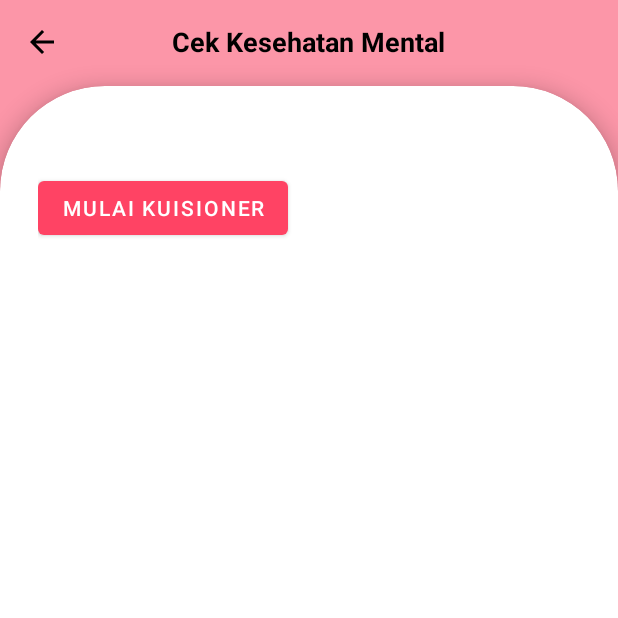
After one commit to Soul-Sync/soul-sync-android, an Android app: the QuestionnaireActivity screen opened directly, with no data from a screen before it, on a phone screen of 412 x 824 dp, the top half of it. The commit adds this screen. Run offline under Robolectric (Android 15) with nearby library versions, the phone set to English and light mode, and no system bars.

Commit message:
layout kuisioner

```diff
--- a/app/src/main/AndroidManifest.xml
+++ b/app/src/main/AndroidManifest.xml
@@ -14,6 +14,9 @@
         android:supportsRtl="true"
         android:theme="@style/Theme.SoulSync"
         tools:targetApi="31">
+        <activity
+            android:name=".ui.questionnaire.QuestionnaireActivity"
+            android:exported="false" />
         <activity
             android:name=".ui.article.DetailArticleActivity"
             android:exported="false" />
--- a/app/src/main/java/com/dicoding/soulsync/start/StartActivity.kt
+++ b/app/src/main/java/com/dicoding/soulsync/start/StartActivity.kt
@@ -9,6 +9,7 @@ import android.widget.Button
 import androidx.appcompat.app.AppCompatActivity
 import com.dicoding.soulsync.MainActivity
 import com.dicoding.soulsync.R
+import com.dicoding.soulsync.ui.login.LoginActivity
 
 class StartActivity : AppCompatActivity() {
 
@@ -28,7 +29,7 @@ class StartActivity : AppCompatActivity() {
         imageAnimator.start()
 
         startButton.setOnClickListener {
-            val intent = Intent(this, MainActivity::class.java)
+            val intent = Intent(this, LoginActivity::class.java)
             startActivity(intent)
             finish()
         }
--- a/app/src/main/java/com/dicoding/soulsync/ui/home/HomeFragment.kt
+++ b/app/src/main/java/com/dicoding/soulsync/ui/home/HomeFragment.kt
@@ -14,6 +14,7 @@ import com.dicoding.soulsync.model.Article
 import com.dicoding.soulsync.ui.article.ArticleActivity
 import com.dicoding.soulsync.ui.article.ArticleViewModel
 import com.dicoding.soulsync.ui.article.DetailArticleActivity
+import com.dicoding.soulsync.ui.questionnaire.QuestionnaireActivity
 import com.squareup.picasso.Picasso
 
 class HomeFragment : Fragment() {
@@ -33,16 +34,21 @@ class HomeFragment : Fragment() {
     override fun onViewCreated(view: View, savedInstanceState: Bundle?) {
         super.onViewCreated(view, savedInstanceState)
 
+        binding.btnStart.setOnClickListener {
+            val intent = Intent(requireContext(), QuestionnaireActivity::class.java)
+            startActivity(intent)
+        }
 
+        // Observe articles from ViewModel
         articleViewModel.articles.observe(viewLifecycleOwner) { articles ->
-            val topArticles = articles.take(8)
+            val topArticles = articles.take(8) // Ambil 8 artikel teratas
             displayArticles(topArticles)
         }
 
-
+        // Fetch articles from API
         articleViewModel.fetchArticles()
 
-
+        // Tombol "See All" untuk membuka ArticleActivity
         binding.tvSeeAll.setOnClickListener {
             val intent = Intent(requireContext(), ArticleActivity::class.java)
             startActivity(intent)
@@ -50,7 +56,7 @@ class HomeFragment : Fragment() {
     }
 
     private fun displayArticles(articles: List<Article>) {
-        binding.articlesContainer.removeAllViews()
+        binding.articlesContainer.removeAllViews() // Hapus artikel lama sebelum menambahkan yang baru
 
         for (article in articles) {
             val articleBinding = ItemArticleCardBinding.inflate(
@@ -67,13 +73,14 @@ class HomeFragment : Fragment() {
                 .placeholder(R.drawable.image)
                 .into(articleBinding.ivThumbnail)
 
-
+            // Set klik listener untuk navigasi ke DetailArticleActivity
             articleBinding.root.setOnClickListener {
                 val intent = Intent(requireContext(), DetailArticleActivity::class.java)
                 intent.putExtra(DetailArticleActivity.EXTRA_URL, article.link)
                 startActivity(intent)
             }
 
+            // Tambahkan ke container
             binding.articlesContainer.addView(articleBinding.root)
         }
     }
--- /dev/null
+++ b/app/src/main/java/com/dicoding/soulsync/ui/questionnaire/QuestionnaireActivity.kt
@@ -0,0 +1,29 @@
+package com.dicoding.soulsync.ui.questionnaire
+
+import android.os.Bundle
+import android.widget.Toast
+import androidx.appcompat.app.AppCompatActivity
+import com.dicoding.soulsync.R
+import com.dicoding.soulsync.databinding.ActivityQuestionnaireBinding
+
+
+class QuestionnaireActivity : AppCompatActivity() {
+
+    private lateinit var binding: ActivityQuestionnaireBinding
+
+    override fun onCreate(savedInstanceState: Bundle?) {
+        super.onCreate(savedInstanceState)
+        binding = ActivityQuestionnaireBinding.inflate(layoutInflater)
+        setContentView(binding.root)
+
+        // Tombol kembali
+        binding.btnBack2.setOnClickListener {
+            onBackPressed()
+        }
+
+        // Tombol Mulai Kuisioner
+        binding.startKuisioner.setOnClickListener {
+            Toast.makeText(this, "Memulai Kuisioner...", Toast.LENGTH_SHORT).show()
+        }
+    }
+}
--- /dev/null
+++ b/app/src/main/res/layout/activity_questionnaire.xml
@@ -0,0 +1,83 @@
+<RelativeLayout xmlns:android="http://schemas.android.com/apk/res/android"
+    android:layout_width="match_parent"
+    android:layout_height="match_parent"
+    xmlns:app="http://schemas.android.com/apk/res-auto"
+    android:background="@color/pinkmuda">
+
+    <!-- Header -->
+    <RelativeLayout
+        android:id="@+id/header"
+        android:layout_width="match_parent"
+        android:layout_height="56dp"
+        android:background="@color/pinkmuda"
+        android:paddingHorizontal="16dp">
+
+        <!-- Tombol kembali -->
+        <ImageView
+            android:id="@+id/btnBack2"
+            android:layout_width="24dp"
+            android:layout_height="24dp"
+            android:layout_centerVertical="true"
+            android:src="@drawable/back"
+            android:contentDescription="@string/back_button_desc"
+            android:layout_alignParentStart="true"
+            android:clickable="true"
+            android:focusable="true" />
+
+        <!-- Judul -->
+        <TextView
+            android:id="@+id/tvKuisioner"
+            android:layout_width="wrap_content"
+            android:layout_height="wrap_content"
+            android:layout_centerInParent="true"
+            android:text="@string/kuisioner_title"
+            android:textColor="@android:color/black"
+            android:textSize="18sp"
+            android:textStyle="bold" />
+
+
+    </RelativeLayout>
+
+    <!-- CardView untuk konten -->
+    <androidx.cardview.widget.CardView
+        android:id="@+id/cardContent"
+        android:layout_width="match_parent"
+        android:layout_height="0dp"
+        android:layout_below="@id/header"
+        android:layout_marginTop="1dp"
+        android:layout_marginBottom="-80dp"
+        android:layout_marginHorizontal="0dp"
+        android:layout_alignParentBottom="true"
+        app:cardCornerRadius="70dp"
+        android:background="@color/white"
+        app:cardElevation="8dp">
+
+        <RelativeLayout
+            android:layout_width="match_parent"
+            android:layout_height="match_parent"
+            android:padding="25dp">
+
+            <!-- ProgressBar di tengah -->
+            <ProgressBar
+                android:id="@+id/progressBar"
+                style="?android:attr/progressBarStyleLarge"
+                android:layout_width="wrap_content"
+                android:layout_height="wrap_content"
+                android:layout_centerInParent="true"
+                android:visibility="gone" />
+            <Button
+                android:id="@+id/startKuisioner"
+                android:layout_width="wrap_content"
+                android:layout_height="wrap_content"
+                android:text="@string/mulai_kuisioner"
+                app:layout_constraintStart_toStartOf="parent"
+                app:layout_constraintEnd_toEndOf="parent"
+                android:layout_marginTop="32dp"/>
+
+
+
+
+
+        </RelativeLayout>
+    </androidx.cardview.widget.CardView>
+</RelativeLayout>
--- a/app/src/main/res/values/strings.xml
+++ b/app/src/main/res/values/strings.xml
@@ -22,5 +22,7 @@
     <string name="article_title">Artikel</string>
     <string name="search_hint">Enter keyword...</string>
     <string name="no_results_found">Artikel tidak ditemukan</string>
+    <string name="kuisioner_title">Cek Kesehatan Mental</string>
+    <string name="mulai_kuisioner">Mulai Kuisioner</string>
 
 </resources>
```
